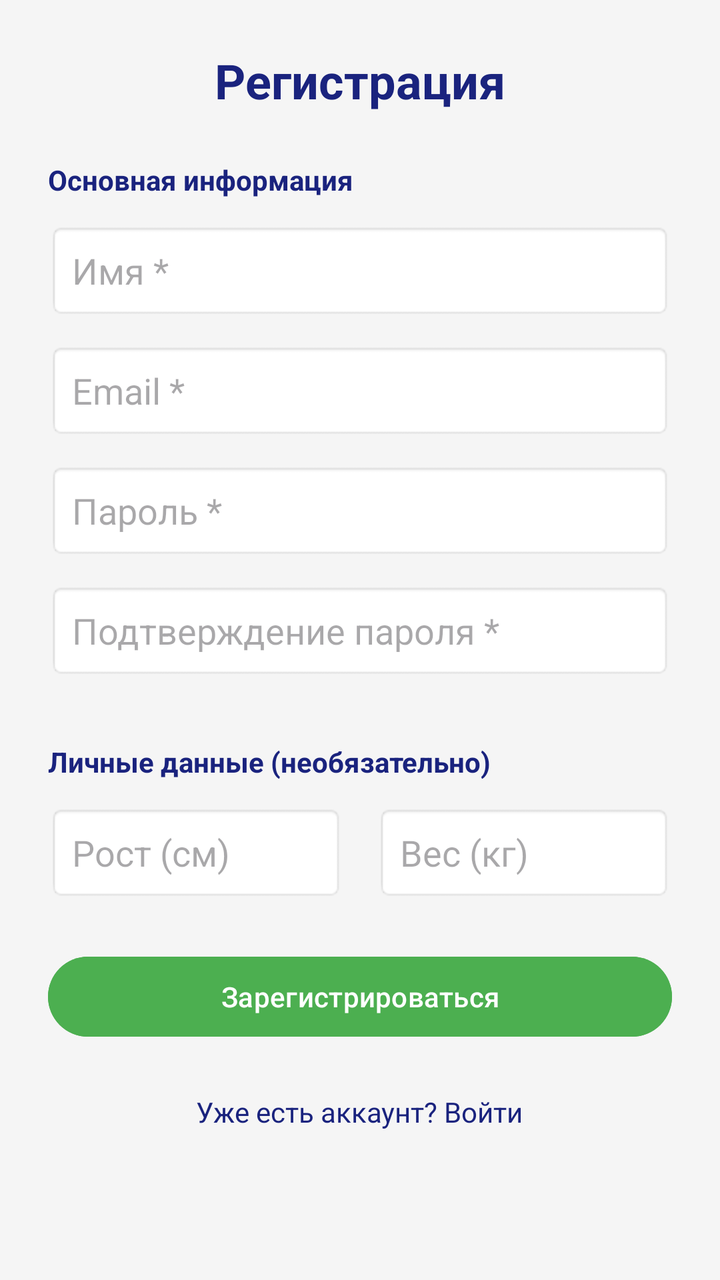
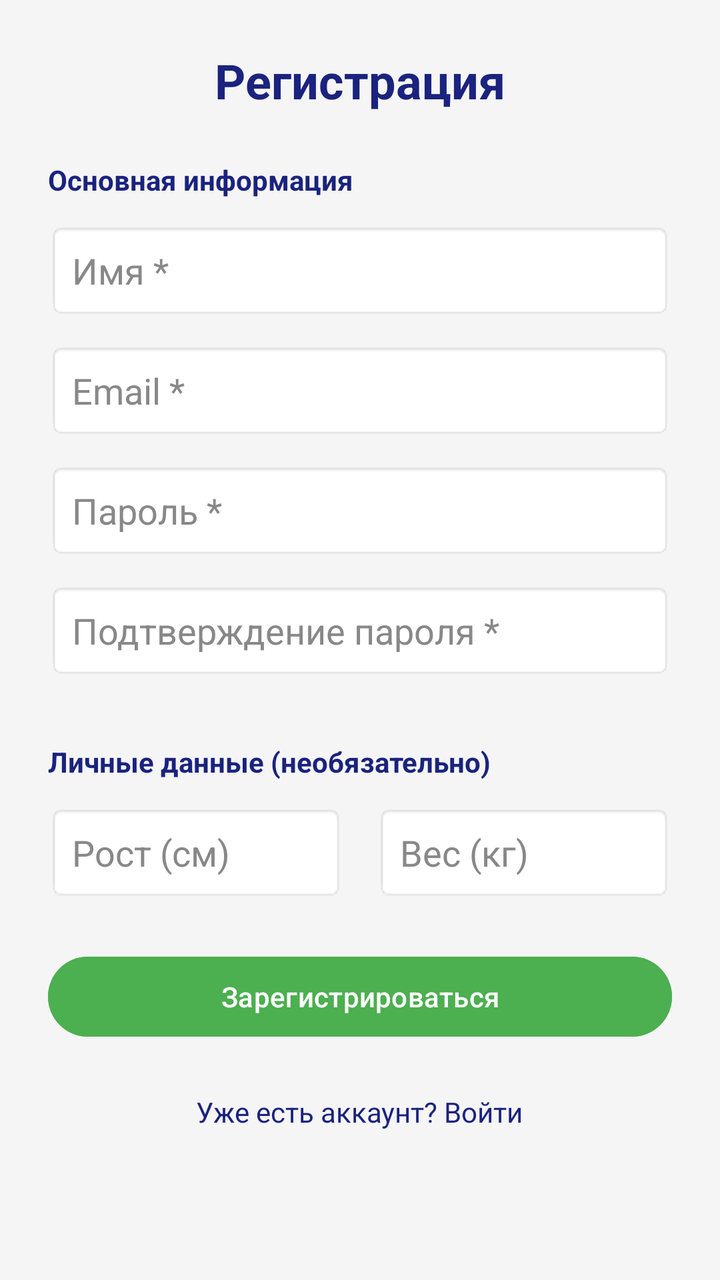

The first picture is an Android layout as it rendered before a commit; the second is the same layout after the commit. The layout source and the unified diff follow.
<!-- AndroidManifest.xml: application theme Theme.HealthSync -->
<!-- res/layout/activity_register.xml -->
<?xml version="1.0" encoding="utf-8"?>

<ScrollView xmlns:android="http://schemas.android.com/apk/res/android"
    android:layout_width="match_parent"
    android:layout_height="match_parent"
    android:background="#F5F5F5">

    <LinearLayout
        android:layout_width="match_parent"
        android:layout_height="wrap_content"
        android:orientation="vertical"
        android:padding="24dp">

        <TextView
            android:layout_width="wrap_content"
            android:layout_height="wrap_content"
            android:text="Регистрация"
            android:textSize="24sp"
            android:textStyle="bold"
            android:textColor="#1A237E"
            android:layout_marginBottom="24dp"
            android:layout_gravity="center" />

        
        <TextView
            android:layout_width="match_parent"
            android:layout_height="wrap_content"
            android:text="Основная информация"
            android:textSize="14sp"
            android:textStyle="bold"
            android:textColor="#1A237E"
            android:layout_marginBottom="12dp" />

        <EditText
            android:id="@+id/registerNameInput"
            android:layout_width="match_parent"
            android:layout_height="48dp"
            android:hint="Имя *"
            android:inputType="textPersonName"
            android:padding="12dp"
            android:background="@android:drawable/editbox_background"
            android:layout_marginBottom="12dp" />

        <EditText
            android:id="@+id/registerEmailInput"
            android:layout_width="match_parent"
            android:layout_height="48dp"
            android:hint="Email *"
            android:inputType="textEmailAddress"
            android:padding="12dp"
            android:background="@android:drawable/editbox_background"
            android:layout_marginBottom="12dp" />

        <EditText
            android:id="@+id/registerPasswordInput"
            android:layout_width="match_parent"
            android:layout_height="48dp"
            android:hint="Пароль *"
            android:inputType="textPassword"
            android:padding="12dp"
            android:background="@android:drawable/editbox_background"
            android:layout_marginBottom="12dp" />

        <EditText
            android:id="@+id/registerConfirmPasswordInput"
            android:layout_width="match_parent"
            android:layout_height="48dp"
            android:hint="Подтверждение пароля *"
            android:inputType="textPassword"
            android:padding="12dp"
            android:background="@android:drawable/editbox_background"
            android:layout_marginBottom="24dp" />

        
        <TextView
            android:layout_width="match_parent"
            android:layout_height="wrap_content"
            android:text="Личные данные (необязательно)"
            android:textSize="14sp"
            android:textStyle="bold"
            android:textColor="#1A237E"
            android:layout_marginBottom="12dp"
            android:layout_marginTop="8dp" />

        <LinearLayout
            android:layout_width="match_parent"
            android:layout_height="wrap_content"
            android:orientation="horizontal">

            <EditText
                android:id="@+id/registerHeightInput"
                android:layout_width="0dp"
                android:layout_height="48dp"
                android:layout_weight="1"
                android:hint="Рост (см)"
                android:inputType="number"
                android:padding="12dp"
                android:background="@android:drawable/editbox_background"
                android:layout_marginRight="8dp" />

            <EditText
                android:id="@+id/registerWeightInput"
                android:layout_width="0dp"
                android:layout_height="48dp"
                android:layout_weight="1"
                android:hint="Вес (кг)"
                android:inputType="numberDecimal"
                android:padding="12dp"
                android:background="@android:drawable/editbox_background"
                android:layout_marginLeft="8dp" />
        </LinearLayout>

        <Button
            android:id="@+id/registerButton"
            android:layout_width="match_parent"
            android:layout_height="48dp"
            android:text="Зарегистрироваться"
            android:backgroundTint="#4CAF50"
            android:textColor="@android:color/white"
            android:layout_marginTop="24dp"
            android:layout_marginBottom="16dp" />

        <TextView
            android:id="@+id/loginLink"
            android:layout_width="wrap_content"
            android:layout_height="wrap_content"
            android:text="Уже есть аккаунт? Войти"
            android:textColor="#1A237E"
            android:textSize="14sp"
            android:padding="8dp"
            android:layout_gravity="center" />

    </LinearLayout>
</ScrollView>
<!-- resources referenced by this layout -->
<resources>
  <style name="Theme.HealthSync" parent="Base.Theme.HealthSync" />
  <style name="Base.Theme.HealthSync" parent="Theme.Material3.DayNight.NoActionBar">
          
          
      </style>
</resources>

<!-- the commit's change to res/layout/activity_register.xml (unified diff, before → after) -->
@@ -36,6 +36,8 @@
             android:layout_width="match_parent"
             android:layout_height="48dp"
             android:hint="Имя *"
+            android:textColor="#000000"
+            android:textColorHint="#888888"
             android:inputType="textPersonName"
             android:padding="12dp"
             android:background="@android:drawable/editbox_background"
@@ -46,6 +48,8 @@
             android:layout_width="match_parent"
             android:layout_height="48dp"
             android:hint="Email *"
+            android:textColor="#000000"
+            android:textColorHint="#888888"
             android:inputType="textEmailAddress"
             android:padding="12dp"
             android:background="@android:drawable/editbox_background"
@@ -56,6 +60,8 @@
             android:layout_width="match_parent"
             android:layout_height="48dp"
             android:hint="Пароль *"
+            android:textColor="#000000"
+            android:textColorHint="#888888"
             android:inputType="textPassword"
             android:padding="12dp"
             android:background="@android:drawable/editbox_background"
@@ -66,6 +72,8 @@
             android:layout_width="match_parent"
             android:layout_height="48dp"
             android:hint="Подтверждение пароля *"
+            android:textColor="#000000"
+            android:textColorHint="#888888"
             android:inputType="textPassword"
             android:padding="12dp"
             android:background="@android:drawable/editbox_background"
@@ -93,6 +101,8 @@
                 android:layout_height="48dp"
                 android:layout_weight="1"
                 android:hint="Рост (см)"
+                android:textColor="#000000"
+                android:textColorHint="#888888"
                 android:inputType="number"
                 android:padding="12dp"
                 android:background="@android:drawable/editbox_background"
@@ -104,6 +114,8 @@
                 android:layout_height="48dp"
                 android:layout_weight="1"
                 android:hint="Вес (кг)"
+                android:textColor="#000000"
+                android:textColorHint="#888888"
                 android:inputType="numberDecimal"
                 android:padding="12dp"
                 android:background="@android:drawable/editbox_background"
